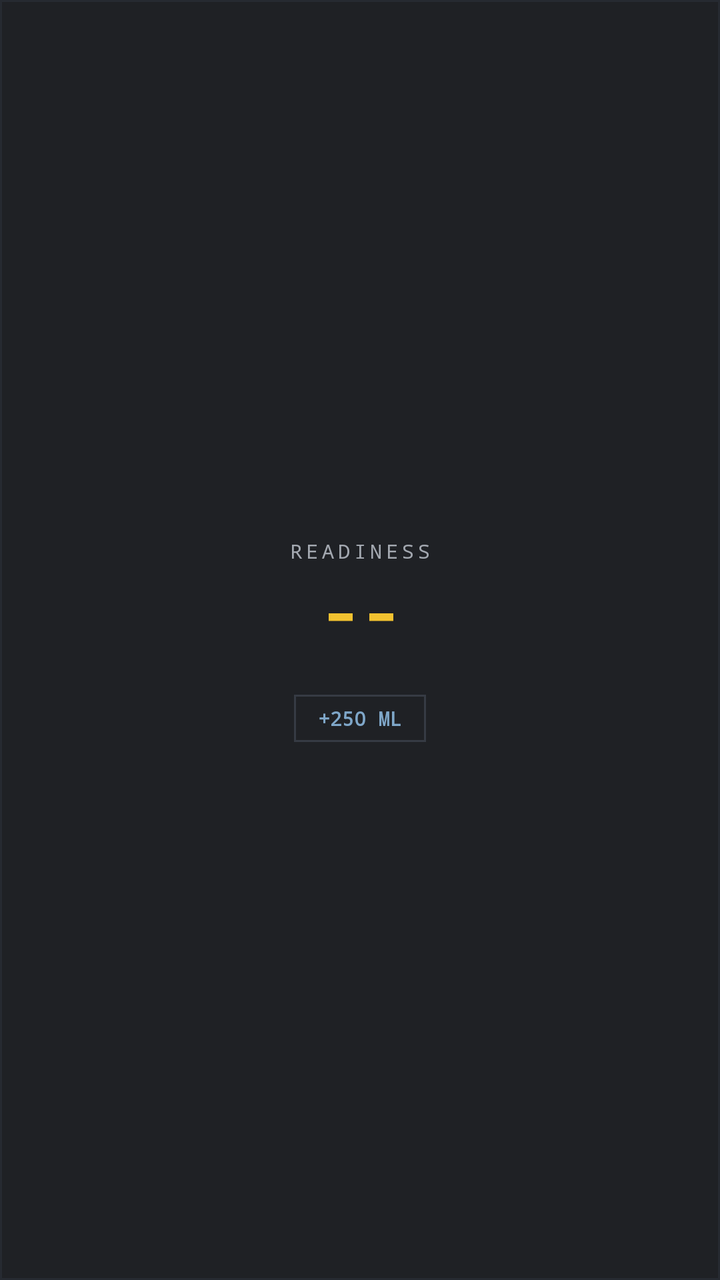
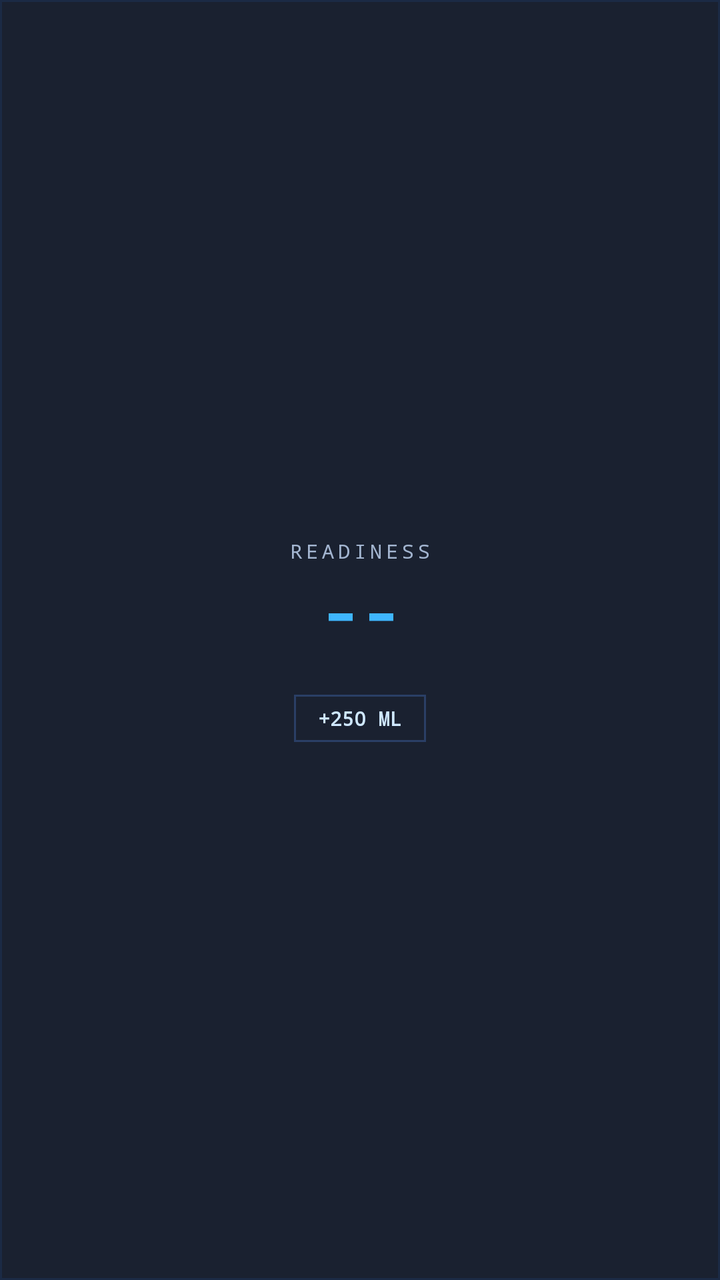

Before-and-after screenshots of an Android layout around one commit, followed by the original layout XML and the change that was made.
<!-- AndroidManifest.xml: fallback theme Theme.MaterialComponents.DayNight.NoActionBar -->
<!-- res/layout/widget_small.xml -->
<?xml version="1.0" encoding="utf-8"?>
<LinearLayout xmlns:android="http://schemas.android.com/apk/res/android"
    android:id="@+id/w_root"
    android:layout_width="match_parent"
    android:layout_height="match_parent"
    android:background="@drawable/widget_bg"
    android:gravity="center"
    android:orientation="vertical"
    android:padding="10dp">
    <TextView
        android:id="@+id/w_title"
        android:layout_width="wrap_content"
        android:layout_height="wrap_content"
        android:fontFamily="monospace"
        android:letterSpacing="0.2"
        android:textColor="#A3A8B0"
        android:textSize="10sp"
        android:text="READINESS"/>
    <TextView
        android:id="@+id/w_ready"
        android:layout_width="wrap_content"
        android:layout_height="wrap_content"
        android:fontFamily="monospace"
        android:textColor="#F2C230"
        android:textSize="34sp"
        android:textStyle="bold"
        android:text="--"/>
    <TextView
        android:id="@+id/w_stats"
        android:layout_width="wrap_content"
        android:layout_height="wrap_content"
        android:fontFamily="monospace"
        android:gravity="center"
        android:textColor="#ECEAE4"
        android:textSize="10sp"
        android:text=""/>
    <TextView
        android:id="@+id/w_btn_water"
        android:layout_width="wrap_content"
        android:layout_height="wrap_content"
        android:layout_marginTop="6dp"
        android:background="@drawable/widget_btn_outline"
        android:fontFamily="monospace"
        android:paddingStart="12dp"
        android:paddingTop="5dp"
        android:paddingEnd="12dp"
        android:paddingBottom="5dp"
        android:textColor="#7FA7C9"
        android:textSize="10sp"
        android:textStyle="bold"
        android:text="+250 ML"/>
</LinearLayout>
<!-- resources referenced by this layout -->
<resources>
  <!-- drawable widget_bg (drawable) -->
  <?xml version="1.0" encoding="utf-8"?>
  <shape xmlns:android="http://schemas.android.com/apk/res/android" android:shape="rectangle">
      <solid android:color="#F0121418"/>
      <stroke android:width="1dp" android:color="#262A31"/>
  </shape>
  <!-- drawable widget_btn_outline (drawable) -->
  <?xml version="1.0" encoding="utf-8"?>
  <shape xmlns:android="http://schemas.android.com/apk/res/android" android:shape="rectangle">
      <solid android:color="#00000000"/>
      <stroke android:width="1dp" android:color="#363B44"/>
  </shape>
</resources>

<!-- the commit's change to res/layout/widget_small.xml (unified diff, before → after) -->
@@ -13,7 +13,7 @@
         android:layout_height="wrap_content"
         android:fontFamily="monospace"
         android:letterSpacing="0.2"
-        android:textColor="#A3A8B0"
+        android:textColor="#A3B5D0"
         android:textSize="10sp"
         android:text="READINESS"/>
     <TextView
@@ -21,7 +21,7 @@
         android:layout_width="wrap_content"
         android:layout_height="wrap_content"
         android:fontFamily="monospace"
-        android:textColor="#F2C230"
+        android:textColor="#3FB6FF"
         android:textSize="34sp"
         android:textStyle="bold"
         android:text="--"/>
@@ -31,7 +31,7 @@
         android:layout_height="wrap_content"
         android:fontFamily="monospace"
         android:gravity="center"
-        android:textColor="#ECEAE4"
+        android:textColor="#E6F0FF"
         android:textSize="10sp"
         android:text=""/>
     <TextView
@@ -45,7 +45,7 @@
         android:paddingTop="5dp"
         android:paddingEnd="12dp"
         android:paddingBottom="5dp"
-        android:textColor="#7FA7C9"
+        android:textColor="#CFE8FF"
         android:textSize="10sp"
         android:textStyle="bold"
         android:text="+250 ML"/>
<!-- resource entries referenced after the edit -->
@@ -3,14 +3,14 @@
   <!-- drawable widget_bg (drawable) -->
   <?xml version="1.0" encoding="utf-8"?>
   <shape xmlns:android="http://schemas.android.com/apk/res/android" android:shape="rectangle">
-      <solid android:color="#F0121418"/>
-      <stroke android:width="1dp" android:color="#262A31"/>
+      <solid android:color="#F00C1424"/>
+      <stroke android:width="1dp" android:color="#1B2A45"/>
   </shape>
   <!-- drawable widget_btn_outline (drawable) -->
   <?xml version="1.0" encoding="utf-8"?>
   <shape xmlns:android="http://schemas.android.com/apk/res/android" android:shape="rectangle">
       <solid android:color="#00000000"/>
-      <stroke android:width="1dp" android:color="#363B44"/>
+      <stroke android:width="1dp" android:color="#2A3F66"/>
   </shape>
 </resources>
 
